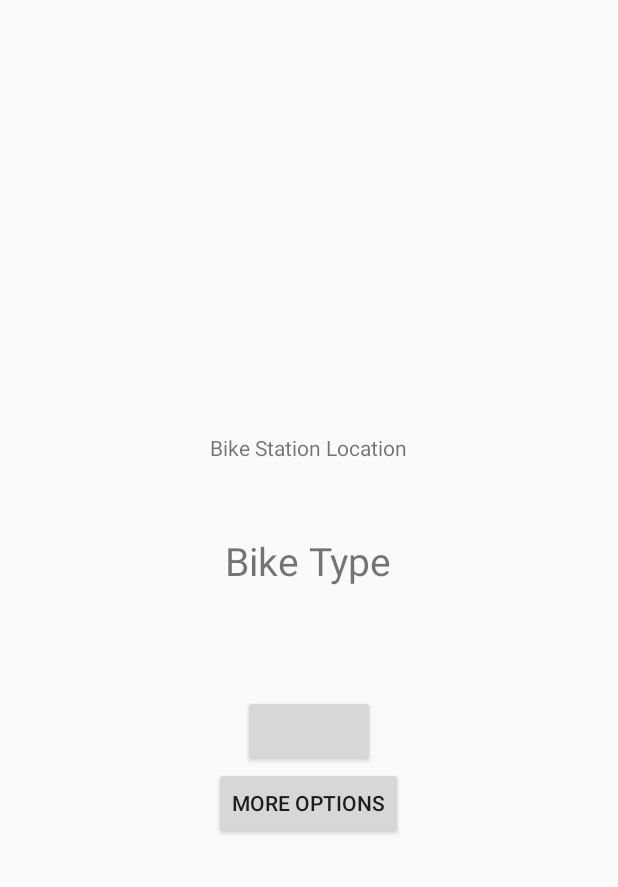
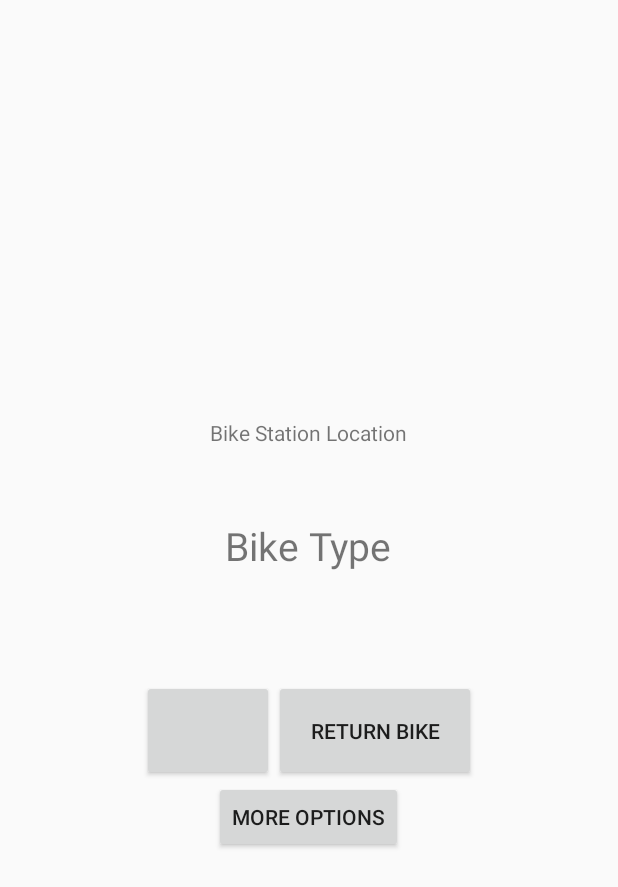
Before and after one commit to noblera/Bike_Share, an Android app: the layout activity_reserve.xml on its own in the app's theme, with its tools: preview values and no code run, on a phone screen of 412 x 824 dp. Shown: the top 887 px of the screen. Run offline under Robolectric (Android 15) with nearby library versions, the phone set to English and light mode, and no system bars.

Commit message:
Added in "Return Bike" button functionality to allow users to lock and unlock bike as they please without having to return the bike to the system

```diff
--- a/app/src/main/res/layout/activity_reserve.xml
+++ b/app/src/main/res/layout/activity_reserve.xml
@@ -28,10 +28,27 @@
         android:layout_height="wrap_content"
         android:padding="24dp" />
 
-    <Button
-        android:id="@+id/unlock_bike_button"
+    <LinearLayout
         android:layout_width="wrap_content"
-        android:layout_height="wrap_content" />
+        android:layout_height="wrap_content"
+        android:orientation="horizontal"
+        android:gravity="center" >
+
+        <Button
+            android:id="@+id/unlock_bike_button"
+            android:layout_width="wrap_content"
+            android:layout_height="wrap_content"
+            android:layout_weight="1"
+            android:padding="24dp" />
+
+        <Button
+            android:id="@+id/return_bike_button"
+            android:layout_width="wrap_content"
+            android:layout_height="wrap_content"
+            android:layout_weight="1"
+            android:padding="24dp"
+            android:text="@string/return_button" />
+    </LinearLayout>
 
     <Button
         android:id="@+id/reserve_more_options_button"
--- a/app/src/main/res/values/strings.xml
+++ b/app/src/main/res/values/strings.xml
@@ -20,4 +20,5 @@
     <string name="unreserve_bike_title">Unreserve Bike?</string>
     <string name="other_bikes_button">Other Bikes</string>
     <string name="different_bike_button">Different Bike Category</string>
+    <string name="return_button">Return Bike</string>
 </resources>
```
Also changed, not shown: app/src/main/java/com/noble/bikeshare/ReserveActivity.java (+64 -21 lines).
